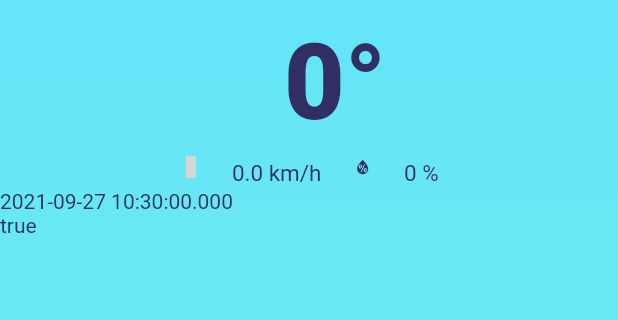
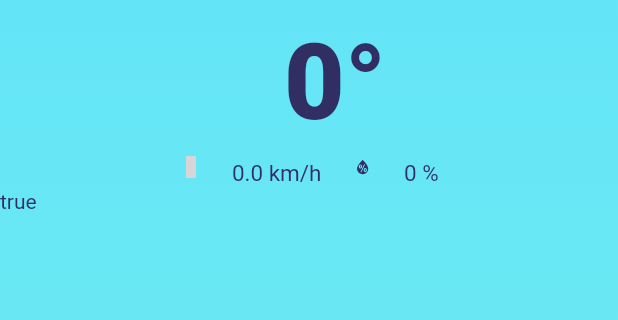
Before and after one commit to chaudharyjatin115/weather_app, a Flutter app: the WeatherScreen screen opened directly with empty values, on a phone screen of 412 x 824 dp, the part 466-786 px from its top. Run offline on Flutter 3.47's test engine with Material 2 defaults, Android fonts, the phone set to English and light mode, and no system bars; our stand-ins replace geolocator, weather_icons; network calls fail; grey boxes are pictures that could not be loaded.

Commit message:
removing the date time

```diff
--- a/lib/Screens.dart/weatherScreen.dart
+++ b/lib/Screens.dart/weatherScreen.dart
@@ -103,9 +103,7 @@ class _WeatherScreenState extends State<WeatherScreen> {
                   humidity: humidity,
                   speed: windSpeed,
                 ),
-                Row(
-                  children: [Text('${DateTime.now()}')],
-                ),
+
                 //add forecast data containers
 
                 Expanded(
```
